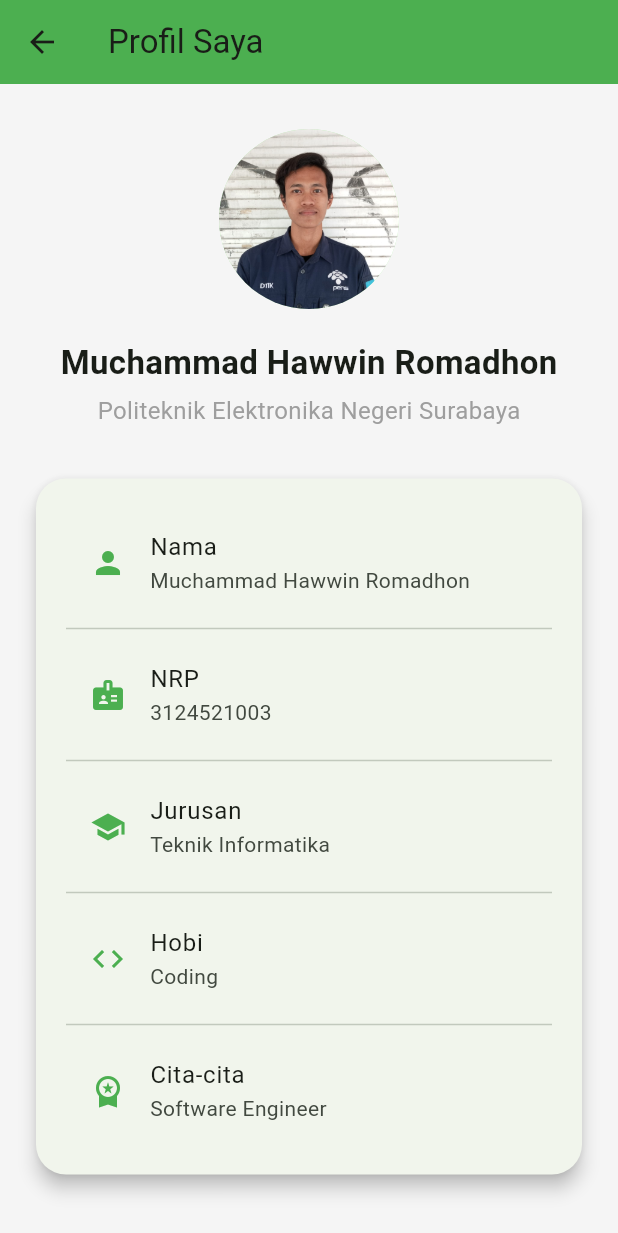
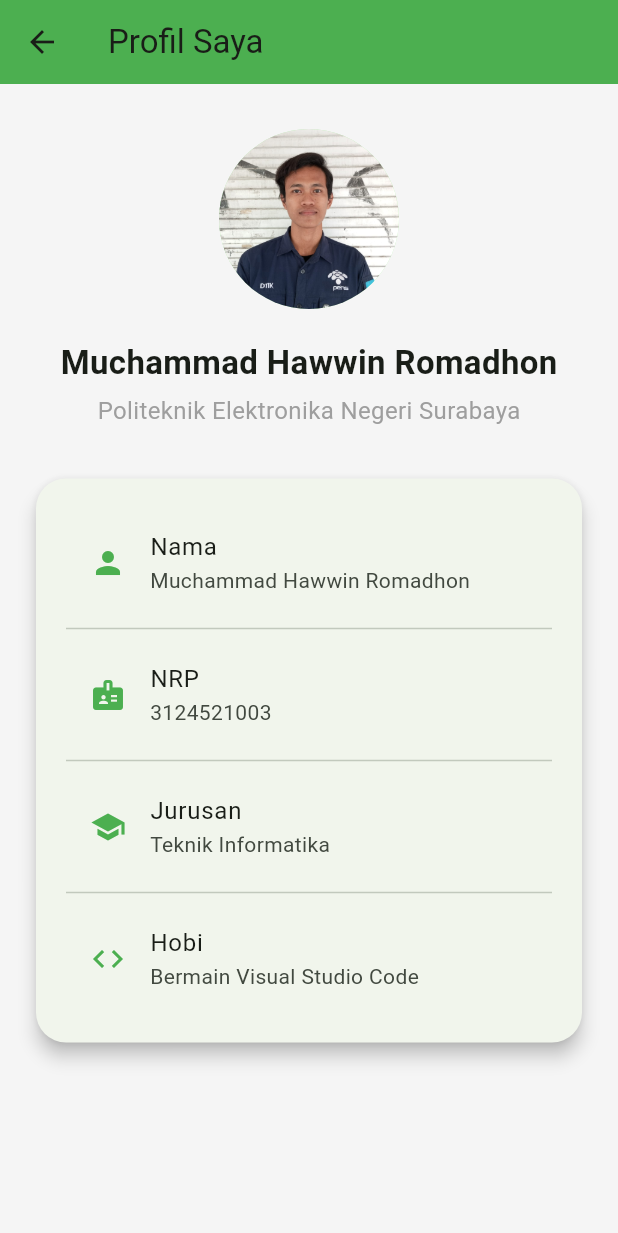
Before and after one commit to hawwinrmdhn67/Flutter, a Flutter app: the screen it shows after launch, after a tap on the "person" icon, on a phone screen of 412 x 824 dp. Shown: the top 1233 px of the screen. Run offline on Flutter 3.47's test engine with Material 3 defaults, Android fonts, the phone set to English and light mode, and no system bars.

Commit message:
Penambahan Fitur Profil

```diff
--- a/lib/main.dart
+++ b/lib/main.dart
@@ -1,5 +1,5 @@
 import 'package:flutter/material.dart';
-import 'profil.dart';
+import 'profile.dart';
 
 void main() {
   runApp(const MyApp());
@@ -15,6 +15,7 @@ class MyApp extends StatelessWidget {
       theme: ThemeData(
         colorScheme: ColorScheme.fromSeed(seedColor: Colors.green),
       ),
+      debugShowCheckedModeBanner: false, // Debug Hilang
       home: const MyHomePage(title: 'Flutter Demo Home Page'),
     );
   }
--- a/lib/profil.dart
+++ b/lib/profile.dart
@@ -81,14 +81,7 @@ class ProfilePage extends StatelessWidget {
                       ListTile(
                         leading: Icon(Icons.code, color: Colors.green),
                         title: Text("Hobi"),
-                        subtitle: Text("Coding"),
-                      ),
-                      Divider(),
-
-                      ListTile(
-                        leading: Icon(Icons.workspace_premium, color: Colors.green),
-                        title: Text("Cita-cita"),
-                        subtitle: Text("Software Engineer"),
+                        subtitle: Text("Bermain Visual Studio Code"),
                       ),
                     ],
                   ),
```
Also changed, not shown: 1 other file.
